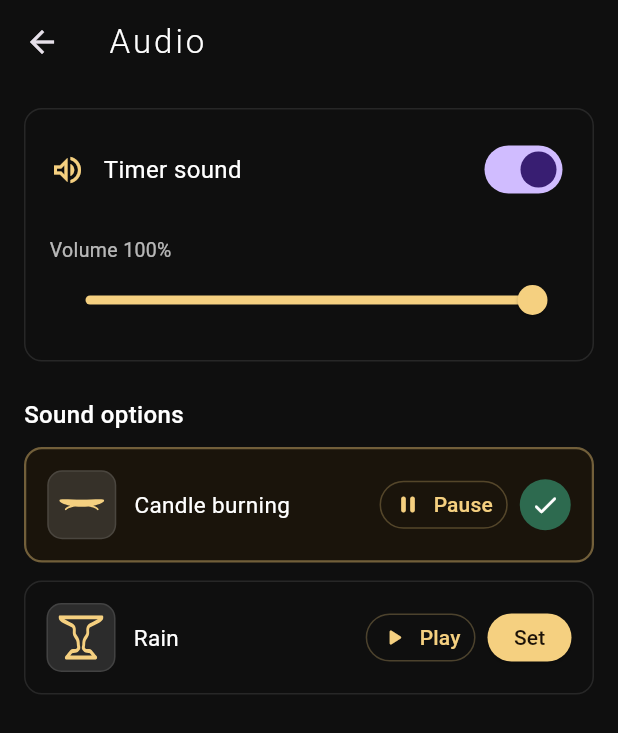
After one commit to absiddik7/promo_timer, a Flutter app: the SoundSettingsScreen screen opened directly, after a tap on "Play", on a phone screen of 412 x 824 dp. The commit adds this screen. Shown: the top 733 px of the screen. Run offline on Flutter 3.47's test engine with Material 3 defaults, Android fonts, the phone set to English and light mode, and no system bars; our stand-ins replace audioplayers, flutter_svg, shared_preferences; accounts and stored records are empty.

Commit message:
Implement Background Sound

```diff
--- a/lib/main.dart
+++ b/lib/main.dart
@@ -1,5 +1,6 @@
 import 'package:flutter/material.dart';
 import 'package:provider/provider.dart';
+import 'providers/sound_settings_provider.dart';
 import 'providers/candle_simulation_provider.dart';
 import 'providers/timer_provider.dart';
 import 'providers/visual_settings_provider.dart';
@@ -14,6 +15,7 @@ class MyApp extends StatelessWidget {
   Widget build(BuildContext context) => MultiProvider(
         providers: [
           ChangeNotifierProvider(create: (_) => CandleSimulationProvider()),
+          ChangeNotifierProvider(create: (_) => SoundSettingsProvider()),
           ChangeNotifierProvider(create: (_) => TimerProvider()),
           ChangeNotifierProvider(create: (_) => VisualSettingsProvider()),
         ],
--- /dev/null
+++ b/lib/providers/sound_settings_provider.dart
@@ -0,0 +1,223 @@
+import 'dart:async';
+
+import 'package:audioplayers/audioplayers.dart';
+import 'package:flutter/material.dart';
+import 'package:shared_preferences/shared_preferences.dart';
+
+class SoundTrackOption {
+  final String label;
+  final String subtitle;
+  final String assetPath;
+  final String imageAssetPath;
+
+  const SoundTrackOption({
+    required this.label,
+    required this.subtitle,
+    required this.assetPath,
+    required this.imageAssetPath,
+  });
+}
+
+class SoundSettingsProvider extends ChangeNotifier {
+  static const String _enabledKey = 'soundEnabled';
+  static const String _trackIndexKey = 'soundTrackIndex';
+  static const String _volumeKey = 'soundVolume';
+
+  static const List<SoundTrackOption> _tracks = [
+    SoundTrackOption(
+      label: 'Candle burning',
+      subtitle: 'Soft looping burn sound',
+      assetPath: 'audio/candle-burning-sound-1.mp3',
+      imageAssetPath: 'assets/icons/Stands.svg',
+    ),
+    SoundTrackOption(
+      label: 'Rain',
+      subtitle: 'Gentle rain ambience',
+      assetPath: 'audio/rain-sound.mp3',
+      imageAssetPath: 'assets/icons/Stands_2.svg',
+    ),
+  ];
+
+  final AudioPlayer _player = AudioPlayer();
+
+  bool _isLoaded = false;
+  bool _isEnabled = true;
+  bool _timerActive = false;
+  bool _isPlaying = false;
+  bool _isPreviewing = false;
+  int _selectedTrackIndex = 0;
+  int? _currentPlaybackTrackIndex;
+  double _volume = 1.0;
+
+  List<SoundTrackOption> get availableTracks => _tracks;
+  bool get isEnabled => _isEnabled;
+  bool get isPlaying => _isPlaying;
+  bool get isPreviewing => _isPreviewing;
+  double get volume => _volume;
+  int get selectedTrackIndex => _selectedTrackIndex;
+  int? get currentPlaybackTrackIndex => _currentPlaybackTrackIndex;
+  SoundTrackOption get selectedTrack => _tracks[_selectedTrackIndex];
+  String get selectedTrackLabel => selectedTrack.label;
+
+  Future<void> load() async {
+    if (_isLoaded) return;
+
+    final prefs = await SharedPreferences.getInstance();
+
+    _isEnabled = prefs.getBool(_enabledKey) ?? true;
+
+    final storedTrackIndex = prefs.getInt(_trackIndexKey) ?? 0;
+    _selectedTrackIndex = storedTrackIndex.clamp(0, _tracks.length - 1);
+
+    _volume = (prefs.getDouble(_volumeKey) ?? 1.0).clamp(0.0, 1.0);
+
+    await _player.setReleaseMode(ReleaseMode.loop);
+    await _player.setVolume(_volume);
+
+    _isLoaded = true;
+    notifyListeners();
+
+    if (_timerActive && _isEnabled) {
+      await _startPlayback(restart: true);
+    }
+  }
+
+  Future<void> setTimerActive(bool active) async {
+    _timerActive = active;
+
+    if (!_timerActive) {
+      await _stopPlayback();
+      _isPreviewing = false;
+      notifyListeners();
+      return;
+    }
+
+    if (!_isLoaded) return;
+
+    if (_isEnabled) {
+      _isPreviewing = false;
+      await _startPlayback(restart: true);
+    }
+  }
+
+  Future<void> setEnabled(bool enabled) async {
+    _isEnabled = enabled;
+    final prefs = await SharedPreferences.getInstance();
+    await prefs.setBool(_enabledKey, enabled);
+
+    if (!_isLoaded) {
+      notifyListeners();
+      return;
+    }
+
+    if (!_isEnabled) {
+      await _stopPlayback();
+    } else if (_timerActive) {
+      _isPreviewing = false;
+      await _startPlayback(restart: true);
+    }
+
+    notifyListeners();
+  }
+
+  Future<void> setSelectedTrackIndex(int index) async {
+    if (index < 0 || index >= _tracks.length) return;
+    if (index == _selectedTrackIndex) return;
+
+    _selectedTrackIndex = index;
+    final prefs = await SharedPreferences.getInstance();
+    await prefs.setInt(_trackIndexKey, index);
+
+    if (!_isLoaded) {
+      notifyListeners();
+      return;
+    }
+
+    if (_timerActive && _isEnabled) {
+      _isPreviewing = false;
+      await _startPlayback(restart: true);
+    }
+
+    notifyListeners();
+  }
+
+  Future<void> setVolume(double value) async {
+    _volume = value.clamp(0.0, 1.0);
+    final prefs = await SharedPreferences.getInstance();
+    await prefs.setDouble(_volumeKey, _volume);
+
+    if (!_isLoaded) {
+      notifyListeners();
+      return;
+    }
+
+    if (_isPlaying) {
+      await _player.setVolume(_volume);
+    }
+
+    notifyListeners();
+  }
+
+  Future<void> _startPlayback({
+    required bool restart,
+    int? trackIndexOverride,
+    bool allowWhenTimerInactive = false,
+  }) async {
+    if (!_isEnabled || (!_timerActive && !allowWhenTimerInactive)) return;
+    final trackIndex = trackIndexOverride ?? _selectedTrackIndex;
+    if (trackIndex < 0 || trackIndex >= _tracks.length) return;
+
+    try {
+      if (restart) {
+        await _player.stop();
+      }
+      await _player.setVolume(_volume);
+      await _player.play(AssetSource(_tracks[trackIndex].assetPath));
+      _isPlaying = true;
+      _currentPlaybackTrackIndex = trackIndex;
+    } catch (_) {
+      _isPlaying = false;
+      _currentPlaybackTrackIndex = null;
+    }
+
+    notifyListeners();
+  }
+
+  Future<void> _stopPlayback() async {
+    if (_isPlaying) {
+      await _player.stop();
+    }
+    _isPlaying = false;
+    _currentPlaybackTrackIndex = null;
+    notifyListeners();
+  }
+
+  bool isTrackPlaying(int index) {
+    return _isPlaying && _currentPlaybackTrackIndex == index;
+  }
+
+  Future<void> toggleTrackPreview(int index) async {
+    if (!_isLoaded || !_isEnabled) return;
+    if (index < 0 || index >= _tracks.length) return;
+
+    if (_isPreviewing && isTrackPlaying(index)) {
+      await _stopPlayback();
+      _isPreviewing = false;
+      notifyListeners();
+      return;
+    }
+
+    _isPreviewing = true;
+    await _startPlayback(
+      restart: true,
+      trackIndexOverride: index,
+      allowWhenTimerInactive: true,
+    );
+  }
+
+  @override
+  void dispose() {
+    unawaited(_player.dispose());
+    super.dispose();
+  }
+}
--- a/lib/screens/candle_screen.dart
+++ b/lib/screens/candle_screen.dart
@@ -5,6 +5,7 @@ import 'package:flutter_svg/flutter_svg.dart';
 import 'package:provider/provider.dart';
 import 'package:flutter/scheduler.dart';
 import 'package:flutter/services.dart';
+import '../providers/sound_settings_provider.dart';
 import '../providers/candle_simulation_provider.dart';
 import '../providers/timer_provider.dart';
 import '../providers/visual_settings_provider.dart';
@@ -61,6 +62,7 @@ class CandleScreen extends StatefulWidget {
 class _CandleScreenState extends State<CandleScreen>
     with SingleTickerProviderStateMixin {
   late final Ticker _ticker;
+  late final SoundSettingsProvider _audioSettingsProvider;
   late final VisualSettingsProvider _visualSettingsProvider;
   late final CandleSimulationProvider _candleSimulationProvider;
   CandleState get _state => _candleSimulationProvider.state;
@@ -133,6 +135,7 @@ class _CandleScreenState extends State<CandleScreen>
   void _applySelectedDurationMinutes(int minutes) {
     final timerProvider = context.read<TimerProvider>();
     timerProvider.setDurationMinutes(minutes);
+    _audioSettingsProvider.setTimerActive(false);
     setState(() {
       _pendingFullscreenExitAfterBlowout = false;
       _state.reset();
@@ -230,6 +233,7 @@ class _CandleScreenState extends State<CandleScreen>
       _candleSimulationProvider.setMelt(frameState.meltProgress);
 
       if (frameState.completedNow) {
+        _audioSettingsProvider.setTimerActive(false);
         _candleSimulationProvider.completeAndBlowOut();
         if (_visualSettingsProvider.hapticOnTimerEnd) {
           HapticFeedback.heavyImpact();
@@ -291,7 +295,9 @@ class _CandleScreenState extends State<CandleScreen>
   void initState() {
     super.initState();
     _candleSimulationProvider = context.read<CandleSimulationProvider>();
+    _audioSettingsProvider = context.read<SoundSettingsProvider>();
     _visualSettingsProvider = context.read<VisualSettingsProvider>();
+    _audioSettingsProvider.load();
     _visualSettingsProvider.addListener(_handleVisualSettingsChanged);
     _visualSettingsProvider.load();
     _syncVisualColors(_visualSettingsProvider);
@@ -368,6 +374,7 @@ class _CandleScreenState extends State<CandleScreen>
                   onOpenTimerPicker: _openTimerPresetPicker,
                   onReset: () {
                     context.read<TimerProvider>().reset();
+                    _audioSettingsProvider.setTimerActive(false);
                     _candleSimulationProvider.reset();
                     if (_isFullscreen) {
                       _overlayShownAt = DateTime.now();
@@ -379,7 +386,10 @@ class _CandleScreenState extends State<CandleScreen>
                     if (timerProvider.isCompleted) return;
                     timerProvider.toggleRunPause(DateTime.now());
                     if (timerProvider.isRunning) {
+                      _audioSettingsProvider.setTimerActive(true);
                       _candleSimulationProvider.relightIfNeeded();
+                    } else {
+                      _audioSettingsProvider.setTimerActive(false);
                     }
                     if (_isFullscreen) {
                       _overlayShownAt = DateTime.now();
--- a/lib/screens/settings_screen.dart
+++ b/lib/screens/settings_screen.dart
@@ -1,4 +1,6 @@
 import 'package:flutter/material.dart';
+import 'package:promo_timer/providers/sound_settings_provider.dart';
+import 'package:promo_timer/screens/sound_settings_screen.dart';
 import 'package:provider/provider.dart';
 import '../providers/visual_settings_provider.dart';
 
@@ -100,9 +102,11 @@ class _SettingsScreenState extends State<SettingsScreen> {
                         runSpacing: 12,
                         children: presets.map((preset) {
                           final isSelected =
-                              preset.color.toARGB32() == currentColor.toARGB32();
+                              preset.color.toARGB32() ==
+                              currentColor.toARGB32();
                           return GestureDetector(
-                            onTap: () => Navigator.of(context).pop(preset.color),
+                            onTap: () =>
+                                Navigator.of(context).pop(preset.color),
                             child: Column(
                               mainAxisSize: MainAxisSize.min,
                               children: [
@@ -184,6 +188,7 @@ class _SettingsScreenState extends State<SettingsScreen> {
   @override
   Widget build(BuildContext context) {
     final visualSettings = context.watch<VisualSettingsProvider>();
+    final soundSettings = context.watch<SoundSettingsProvider>();
     return Scaffold(
       backgroundColor: const Color(0xFF0F0F0F),
       appBar: AppBar(
@@ -196,10 +201,6 @@ class _SettingsScreenState extends State<SettingsScreen> {
             fontWeight: FontWeight.w300,
             letterSpacing: 2,
           ),
-        ),
-        leading: IconButton(
-          icon: const Icon(Icons.arrow_back, color: Colors.white70),
-          onPressed: () => Navigator.of(context).pop(),
         ),
       ),
       body: ListView(
@@ -242,10 +243,16 @@ class _SettingsScreenState extends State<SettingsScreen> {
             },
           ),
           const SizedBox(height: 12),
-          const _MenuCard(
-            title: 'Audio',
-            subtitle: 'Sound effects and volume',
+          _MenuCard(
+            title: 'Sound',
+            subtitle:
+                '${soundSettings.availableTracks.length} sound option${soundSettings.availableTracks.length == 1 ? '' : 's'} • ${soundSettings.selectedTrackLabel}',
             icon: Icons.volume_up_outlined,
+            onTap: () {
+              Navigator.of(context).push(
+                MaterialPageRoute(builder: (_) => const SoundSettingsScreen()),
+              );
+            },
           ),
           const SizedBox(height: 12),
           const _MenuCard(
@@ -414,7 +421,6 @@ class _ToggleMenuCard extends StatelessWidget {
           ),
           Switch.adaptive(
             value: value,
-            activeColor: const Color(0xFFF5D080),
             onChanged: onChanged,
           ),
         ],
--- /dev/null
+++ b/lib/screens/sound_settings_screen.dart
@@ -0,0 +1,214 @@
+import 'package:flutter/material.dart';
+import 'package:flutter_svg/flutter_svg.dart';
+import 'package:provider/provider.dart';
+import '../providers/sound_settings_provider.dart';
+
+class SoundSettingsScreen extends StatefulWidget {
+  const SoundSettingsScreen({super.key});
+
+  @override
+  State<SoundSettingsScreen> createState() => _SoundSettingsScreenState();
+}
+
+class _SoundSettingsScreenState extends State<SoundSettingsScreen> {
+  @override
+  void initState() {
+    super.initState();
+    context.read<SoundSettingsProvider>().load();
+  }
+
+  @override
+  Widget build(BuildContext context) {
+    final audioSettings = context.watch<SoundSettingsProvider>();
+
+    return Scaffold(
+      backgroundColor: const Color(0xFF0F0F0F),
+      appBar: AppBar(
+        backgroundColor: Colors.transparent,
+        elevation: 0,
+        title: const Text(
+          'Audio',
+          style: TextStyle(
+            color: Colors.white,
+            fontWeight: FontWeight.w300,
+            letterSpacing: 2,
+          ),
+        ),
+      ),
+      body: ListView(
+        padding: const EdgeInsets.all(16),
+        children: [
+          Container(
+            padding: const EdgeInsets.all(16),
+            decoration: BoxDecoration(
+              border: Border.all(color: Colors.white10),
+              borderRadius: BorderRadius.circular(12),
+            ),
+            child: Column(
+              crossAxisAlignment: CrossAxisAlignment.start,
+              children: [
+                Row(
+                  children: [
+                    const Icon(
+                      Icons.volume_up_outlined,
+                      color: Color(0xFFF5D080),
+                    ),
+                    const SizedBox(width: 12),
+                    Expanded(
+                      child: const Text(
+                        'Timer sound',
+                        style: TextStyle(color: Colors.white, fontSize: 16),
+                      ),
+                    ),
+                    Switch.adaptive(
+                      value: audioSettings.isEnabled,
+                      onChanged: (value) => context
+                          .read<SoundSettingsProvider>()
+                          .setEnabled(value),
+                    ),
+                  ],
+                ),
+                const SizedBox(height: 20),
+                Text(
+                  'Volume ${(audioSettings.volume * 100).round()}%',
+                  style: const TextStyle(color: Colors.white70, fontSize: 13),
+                ),
+                Slider(
+                  value: audioSettings.volume,
+                  onChanged: audioSettings.isEnabled
+                      ? (value) => context
+                            .read<SoundSettingsProvider>()
+                            .setVolume(value)
+                      : null,
+                  activeColor: const Color(0xFFF5D080),
+                  inactiveColor: Colors.white24,
+                ),
+              ],
+            ),
+          ),
+          const SizedBox(height: 24),
+          const Text(
+            'Sound options',
+            style: TextStyle(
+              color: Colors.white,
+              fontSize: 16,
+              fontWeight: FontWeight.w500,
+            ),
+          ),
+          const SizedBox(height: 10),
+          ...audioSettings.availableTracks.asMap().entries.map((entry) {
+            final index = entry.key;
+            final track = entry.value;
+            final isSelected = index == audioSettings.selectedTrackIndex;
+            final isTrackPlaying = audioSettings.isTrackPlaying(index);
+
+            return Padding(
+              padding: const EdgeInsets.only(bottom: 12),
+              child: Container(
+                padding: const EdgeInsets.all(14),
+                decoration: BoxDecoration(
+                  border: Border.all(
+                    color: isSelected ? const Color(0x66F5D080) : Colors.white10,
+                    width: isSelected ? 1.5 : 1,
+                  ),
+                  borderRadius: BorderRadius.circular(12),
+                  color: isSelected ? const Color(0xFF1A140B) : null,
+                ),
+                child: Row(
+                  children: [
+                    Container(
+                      width: 46,
+                      height: 46,
+                      padding: const EdgeInsets.all(7),
+                      decoration: BoxDecoration(
+                        color: const Color(0x1FFFFFFF),
+                        borderRadius: BorderRadius.circular(10),
+                        border: Border.all(color: Colors.white10),
+                      ),
+                      child: SvgPicture.asset(
+                        track.imageAssetPath,
+                        fit: BoxFit.contain,
+                        colorFilter: const ColorFilter.mode(
+                          Color(0xFFF5D080),
+                          BlendMode.srcIn,
+                        ),
+                      ),
+                    ),
+                    const SizedBox(width: 12),
+                    Expanded(
+                      child: Text(
+                        track.label,
+                        style: const TextStyle(
+                          color: Colors.white,
+                          fontSize: 15,
+                        ),
+                      ),
+                    ),
+                    const SizedBox(width: 10),
+                    Row(
+                      children: [
+                        OutlinedButton.icon(
+                          onPressed: audioSettings.isEnabled
+                              ? () => context
+                                    .read<SoundSettingsProvider>()
+                                    .toggleTrackPreview(index)
+                              : null,
+                          style: OutlinedButton.styleFrom(
+                            side: const BorderSide(color: Color(0x44F5D080)),
+                            foregroundColor: const Color(0xFFF5D080),
+                            padding: const EdgeInsets.symmetric(
+                              horizontal: 10,
+                              vertical: 8,
+                            ),
+                            visualDensity: VisualDensity.compact,
+                          ),
+                          icon: Icon(
+                            isTrackPlaying
+                                ? Icons.pause_rounded
+                                : Icons.play_arrow_rounded,
+                            size: 18,
+                          ),
+                          label: Text(isTrackPlaying ? 'Pause' : 'Play'),
+                        ),
+                        const SizedBox(width: 8),
+                        isSelected
+                            ? Container(
+                                width: 34,
+                                height: 34,
+                                decoration: const BoxDecoration(
+                                  color: Color(0xFF2D6A4F),
+                                  shape: BoxShape.circle,
+                                ),
+                                child: const Icon(
+                                  Icons.check_rounded,
+                                  color: Colors.white,
+                                  size: 20,
+                                ),
+                              )
+                            : ElevatedButton(
+                                onPressed: () => context
+                                    .read<SoundSettingsProvider>()
+                                    .setSelectedTrackIndex(index),
+                                style: ElevatedButton.styleFrom(
+                                  backgroundColor: const Color(0xFFF5D080),
+                                  foregroundColor: const Color(0xFF1C1208),
+                                  padding: const EdgeInsets.symmetric(
+                                    horizontal: 12,
+                                    vertical: 10,
+                                  ),
+                                  visualDensity: VisualDensity.compact,
+                                ),
+                                child: const Text('Set'),
+                              ),
+                      ],
+                    ),
+                  ],
+                ),
+              ),
+            );
+          }),
+        ],
+      ),
+    );
+  }
+}
--- a/pubspec.yaml
+++ b/pubspec.yaml
@@ -67,6 +67,7 @@ flutter:
   # To add assets to your application, add an assets section, like this:
   assets:
     - assets/animations/candle.json
+    - assets/audio/
     - assets/icons/
     # Only the candle animation is used now
 
```
Also changed, not shown: 2 other files.
